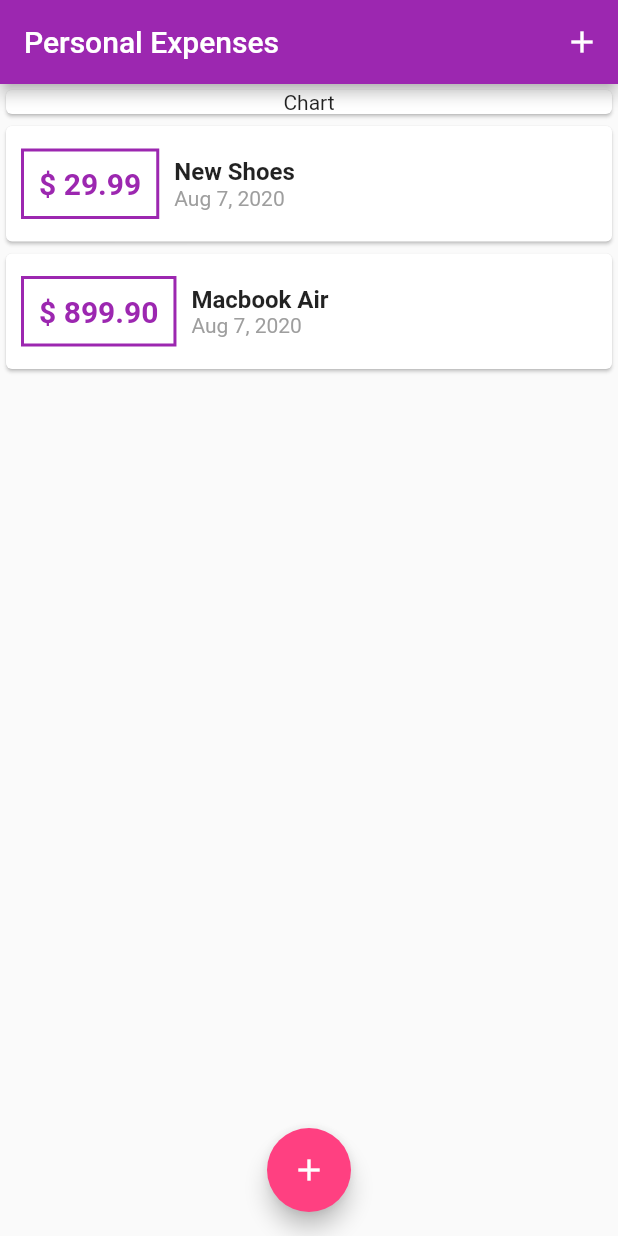
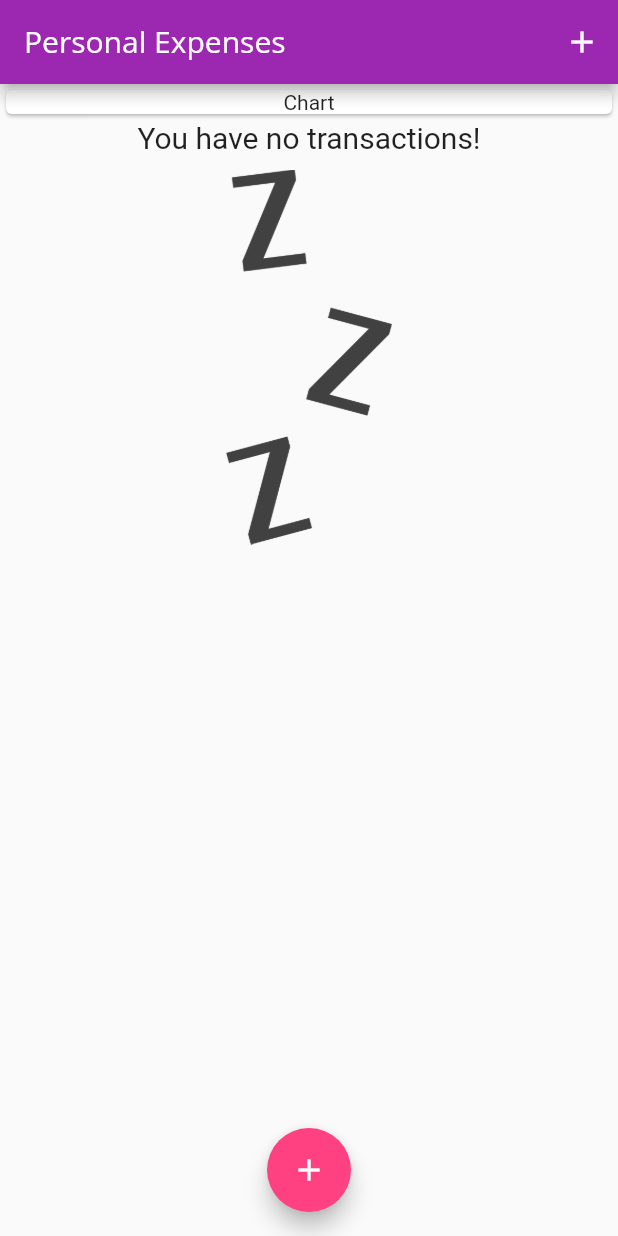
Before and after one commit to stellarbeam/personal_expenses, a Flutter app: the screen it shows after launch, on a phone screen of 412 x 824 dp. Run offline on Flutter 3.47's test engine with Material 2 defaults, Android fonts, the phone set to English and light mode, and no system bars.

Commit message:
Fix font names, add no transaction screen

```diff
--- a/lib/main.dart
+++ b/lib/main.dart
@@ -14,6 +14,22 @@ class MyApp extends StatelessWidget {
       theme: ThemeData(
         primarySwatch: Colors.purple,
         accentColor: Colors.pinkAccent,
+        fontFamily: 'Quicksand',
+        textTheme: ThemeData.light().textTheme.copyWith(
+              headline6: TextStyle(
+                fontFamily: 'OpenSans',
+                fontSize: 18,
+                fontWeight: FontWeight.bold,
+              ),
+            ),
+        appBarTheme: AppBarTheme(
+          textTheme: ThemeData.light().textTheme.copyWith(
+                headline6: TextStyle(
+                  fontFamily: 'OpenSans',
+                  fontSize: 20,
+                ),
+              ),
+        ),
       ),
       home: MyHomePage(),
     );
@@ -27,18 +43,18 @@ class MyHomePage extends StatefulWidget {
 
 class _MyHomePageState extends State<MyHomePage> {
   final List<Transaction> _transactionList = [
-    Transaction(
-      id: 't1',
-      title: 'New Shoes',
-      amount: 29.99,
-      date: DateTime.now(),
-    ),
-    Transaction(
-      id: 't2',
-      title: 'Macbook Air',
-      amount: 899.90,
-      date: DateTime.now(),
-    ),
+    // Transaction(
+    //   id: 't1',
+    //   title: 'New Shoes',
+    //   amount: 29.99,
+    //   date: DateTime.now(),
+    // ),
+    // Transaction(
+    //   id: 't2',
+    //   title: 'Macbook Air',
+    //   amount: 899.90,
+    //   date: DateTime.now(),
+    // ),
   ];
 
   void _addNewTransaction(String title, double amount) {
--- a/lib/widgets/transaction_list.dart
+++ b/lib/widgets/transaction_list.dart
@@ -12,7 +12,26 @@ class TransactionList extends StatelessWidget {
   Widget build(BuildContext context) {
     return Container(
       height: 300,
-      child: ListView.builder(
+      child: _transactionList.isEmpty
+          ? Column(
+              children: [
+                Text(
+                  "You have no transactions!",
+                  style: TextStyle(fontSize: 20),
+                ),
+                SizedBox(
+                  height: 10,
+                ),
+                Container(
+                  height: 250,
+                  child: Image.asset(
+                    'assets/images/waiting.png',
+                    fit: BoxFit.cover,
+                  ),
+                )
+              ],
+            )
+          : ListView.builder(
               itemCount: _transactionList.length,
               itemBuilder: (context, index) {
                 return Card(
@@ -44,10 +63,7 @@ class TransactionList extends StatelessWidget {
                         children: [
                           Text(
                             _transactionList[index].title,
-                      style: TextStyle(
-                        fontWeight: FontWeight.bold,
-                        fontSize: 16,
-                      ),
+                            style: Theme.of(context).textTheme.headline6,
                           ),
                           Text(
                             '${DateFormat.yMMMd().format(_transactionList[index].date)}',
```
Also changed, not shown: pubspec.yaml (+7 -8 lines), assets/images/waiting.png (added). Lines whose indentation alone changed are shown as unchanged.
